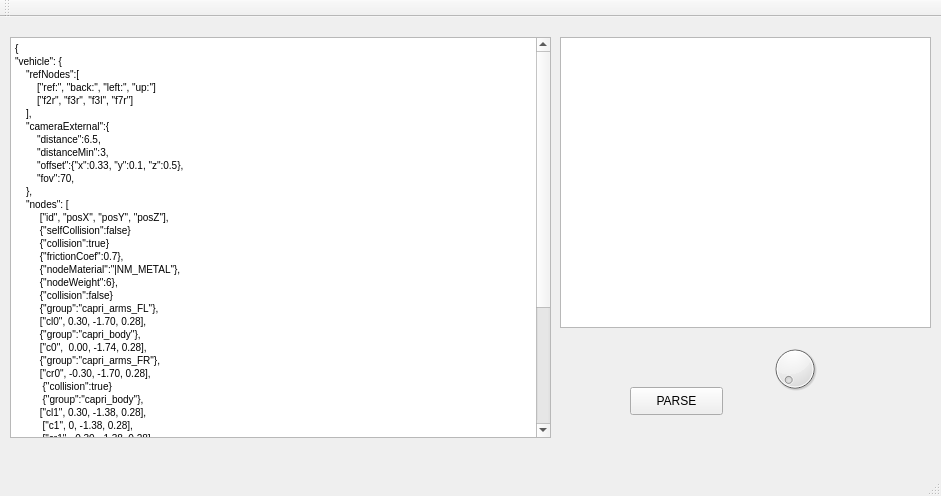
RORMasa/NodeBeamEditor, file source/NodeFeeder/mainwindow.ui: the form before one commit.
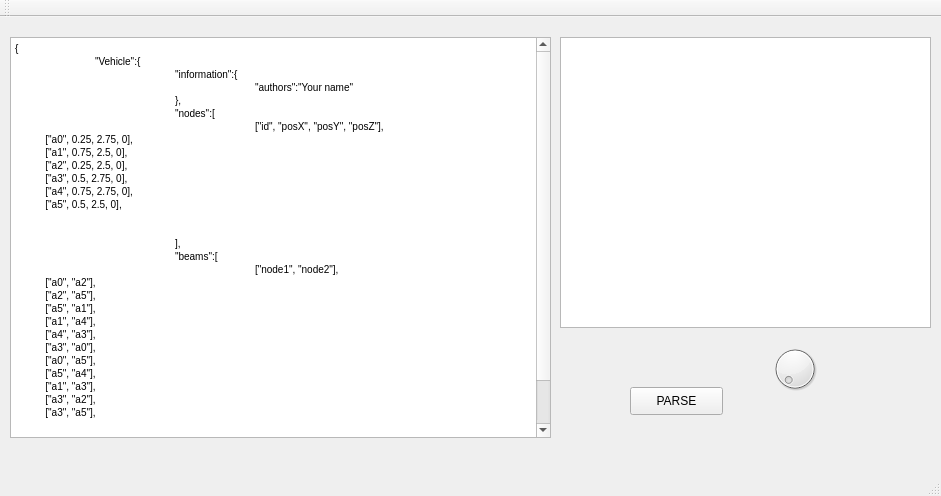
The form after the commit.

```diff
--- a/source/NodeFeeder/mainwindow.ui
+++ b/source/NodeFeeder/mainwindow.ui
@@ -49,48 +49,38 @@
 p, li { white-space: pre-wrap; }
 &lt;/style&gt;&lt;/head&gt;&lt;body style=&quot; font-family:'MS Shell Dlg 2'; font-size:7.8pt; font-weight:400; font-style:normal;&quot;&gt;
 &lt;p style=&quot; margin-top:0px; margin-bottom:0px; margin-left:0px; margin-right:0px; -qt-block-indent:0; text-indent:0px;&quot;&gt;{&lt;/p&gt;
-&lt;p style=&quot; margin-top:0px; margin-bottom:0px; margin-left:0px; margin-right:0px; -qt-block-indent:0; text-indent:0px;&quot;&gt;&amp;quot;vehicle&amp;quot;: {&lt;/p&gt;
-&lt;p style=&quot; margin-top:0px; margin-bottom:0px; margin-left:0px; margin-right:0px; -qt-block-indent:0; text-indent:0px;&quot;&gt;    &amp;quot;refNodes&amp;quot;:[&lt;/p&gt;
-&lt;p style=&quot; margin-top:0px; margin-bottom:0px; margin-left:0px; margin-right:0px; -qt-block-indent:0; text-indent:0px;&quot;&gt;        [&amp;quot;ref:&amp;quot;, &amp;quot;back:&amp;quot;, &amp;quot;left:&amp;quot;, &amp;quot;up:&amp;quot;]&lt;/p&gt;
-&lt;p style=&quot; margin-top:0px; margin-bottom:0px; margin-left:0px; margin-right:0px; -qt-block-indent:0; text-indent:0px;&quot;&gt;        [&amp;quot;f2r&amp;quot;, &amp;quot;f3r&amp;quot;, &amp;quot;f3l&amp;quot;, &amp;quot;f7r&amp;quot;]&lt;/p&gt;
-&lt;p style=&quot; margin-top:0px; margin-bottom:0px; margin-left:0px; margin-right:0px; -qt-block-indent:0; text-indent:0px;&quot;&gt;    ],&lt;/p&gt;
-&lt;p style=&quot; margin-top:0px; margin-bottom:0px; margin-left:0px; margin-right:0px; -qt-block-indent:0; text-indent:0px;&quot;&gt;    &amp;quot;cameraExternal&amp;quot;:{&lt;/p&gt;
-&lt;p style=&quot; margin-top:0px; margin-bottom:0px; margin-left:0px; margin-right:0px; -qt-block-indent:0; text-indent:0px;&quot;&gt;        &amp;quot;distance&amp;quot;:6.5,&lt;/p&gt;
-&lt;p style=&quot; margin-top:0px; margin-bottom:0px; margin-left:0px; margin-right:0px; -qt-block-indent:0; text-indent:0px;&quot;&gt;        &amp;quot;distanceMin&amp;quot;:3,&lt;/p&gt;
-&lt;p style=&quot; margin-top:0px; margin-bottom:0px; margin-left:0px; margin-right:0px; -qt-block-indent:0; text-indent:0px;&quot;&gt;        &amp;quot;offset&amp;quot;:{&amp;quot;x&amp;quot;:0.33, &amp;quot;y&amp;quot;:0.1, &amp;quot;z&amp;quot;:0.5},&lt;/p&gt;
-&lt;p style=&quot; margin-top:0px; margin-bottom:0px; margin-left:0px; margin-right:0px; -qt-block-indent:0; text-indent:0px;&quot;&gt;        &amp;quot;fov&amp;quot;:70,&lt;/p&gt;
-&lt;p style=&quot; margin-top:0px; margin-bottom:0px; margin-left:0px; margin-right:0px; -qt-block-indent:0; text-indent:0px;&quot;&gt;    },&lt;/p&gt;
-&lt;p style=&quot; margin-top:0px; margin-bottom:0px; margin-left:0px; margin-right:0px; -qt-block-indent:0; text-indent:0px;&quot;&gt;    &amp;quot;nodes&amp;quot;: [&lt;/p&gt;
-&lt;p style=&quot; margin-top:0px; margin-bottom:0px; margin-left:0px; margin-right:0px; -qt-block-indent:0; text-indent:0px;&quot;&gt;         [&amp;quot;id&amp;quot;, &amp;quot;posX&amp;quot;, &amp;quot;posY&amp;quot;, &amp;quot;posZ&amp;quot;],&lt;/p&gt;
-&lt;p style=&quot; margin-top:0px; margin-bottom:0px; margin-left:0px; margin-right:0px; -qt-block-indent:0; text-indent:0px;&quot;&gt;         {&amp;quot;selfCollision&amp;quot;:false}&lt;/p&gt;
-&lt;p style=&quot; margin-top:0px; margin-bottom:0px; margin-left:0px; margin-right:0px; -qt-block-indent:0; text-indent:0px;&quot;&gt;         {&amp;quot;collision&amp;quot;:true}&lt;/p&gt;
-&lt;p style=&quot; margin-top:0px; margin-bottom:0px; margin-left:0px; margin-right:0px; -qt-block-indent:0; text-indent:0px;&quot;&gt;         {&amp;quot;frictionCoef&amp;quot;:0.7},&lt;/p&gt;
-&lt;p style=&quot; margin-top:0px; margin-bottom:0px; margin-left:0px; margin-right:0px; -qt-block-indent:0; text-indent:0px;&quot;&gt;         {&amp;quot;nodeMaterial&amp;quot;:&amp;quot;|NM_METAL&amp;quot;},&lt;/p&gt;
-&lt;p style=&quot; margin-top:0px; margin-bottom:0px; margin-left:0px; margin-right:0px; -qt-block-indent:0; text-indent:0px;&quot;&gt;         {&amp;quot;nodeWeight&amp;quot;:6},&lt;/p&gt;
-&lt;p style=&quot; margin-top:0px; margin-bottom:0px; margin-left:0px; margin-right:0px; -qt-block-indent:0; text-indent:0px;&quot;&gt;         {&amp;quot;collision&amp;quot;:false}&lt;/p&gt;
-&lt;p style=&quot; margin-top:0px; margin-bottom:0px; margin-left:0px; margin-right:0px; -qt-block-indent:0; text-indent:0px;&quot;&gt;         {&amp;quot;group&amp;quot;:&amp;quot;capri_arms_FL&amp;quot;},&lt;/p&gt;
-&lt;p style=&quot; margin-top:0px; margin-bottom:0px; margin-left:0px; margin-right:0px; -qt-block-indent:0; text-indent:0px;&quot;&gt;         [&amp;quot;cl0&amp;quot;, 0.30, -1.70, 0.28],&lt;/p&gt;
-&lt;p style=&quot; margin-top:0px; margin-bottom:0px; margin-left:0px; margin-right:0px; -qt-block-indent:0; text-indent:0px;&quot;&gt;         {&amp;quot;group&amp;quot;:&amp;quot;capri_body&amp;quot;},&lt;/p&gt;
-&lt;p style=&quot; margin-top:0px; margin-bottom:0px; margin-left:0px; margin-right:0px; -qt-block-indent:0; text-indent:0px;&quot;&gt;         [&amp;quot;c0&amp;quot;,  0.00, -1.74, 0.28],&lt;/p&gt;
-&lt;p style=&quot; margin-top:0px; margin-bottom:0px; margin-left:0px; margin-right:0px; -qt-block-indent:0; text-indent:0px;&quot;&gt;         {&amp;quot;group&amp;quot;:&amp;quot;capri_arms_FR&amp;quot;},&lt;/p&gt;
-&lt;p style=&quot; margin-top:0px; margin-bottom:0px; margin-left:0px; margin-right:0px; -qt-block-indent:0; text-indent:0px;&quot;&gt;         [&amp;quot;cr0&amp;quot;, -0.30, -1.70, 0.28],&lt;/p&gt;
-&lt;p style=&quot; margin-top:0px; margin-bottom:0px; margin-left:0px; margin-right:0px; -qt-block-indent:0; text-indent:0px;&quot;&gt;          {&amp;quot;collision&amp;quot;:true}&lt;/p&gt;
-&lt;p style=&quot; margin-top:0px; margin-bottom:0px; margin-left:0px; margin-right:0px; -qt-block-indent:0; text-indent:0px;&quot;&gt;          {&amp;quot;group&amp;quot;:&amp;quot;capri_body&amp;quot;},&lt;/p&gt;
-&lt;p style=&quot; margin-top:0px; margin-bottom:0px; margin-left:0px; margin-right:0px; -qt-block-indent:0; text-indent:0px;&quot;&gt;         [&amp;quot;cl1&amp;quot;, 0.30, -1.38, 0.28],&lt;/p&gt;
-&lt;p style=&quot; margin-top:0px; margin-bottom:0px; margin-left:0px; margin-right:0px; -qt-block-indent:0; text-indent:0px;&quot;&gt;          [&amp;quot;c1&amp;quot;, 0, -1.38, 0.28],&lt;/p&gt;
-&lt;p style=&quot; margin-top:0px; margin-bottom:0px; margin-left:0px; margin-right:0px; -qt-block-indent:0; text-indent:0px;&quot;&gt;          [&amp;quot;cr1&amp;quot;, -0.30, -1.38, 0.28],&lt;/p&gt;
-&lt;p style=&quot; margin-top:0px; margin-bottom:0px; margin-left:0px; margin-right:0px; -qt-block-indent:0; text-indent:0px;&quot;&gt;]&lt;/p&gt;
-&lt;p style=&quot; margin-top:0px; margin-bottom:0px; margin-left:0px; margin-right:0px; -qt-block-indent:0; text-indent:0px;&quot;&gt;}&lt;/p&gt;
-&lt;p style=&quot; margin-top:0px; margin-bottom:0px; margin-left:0px; margin-right:0px; -qt-block-indent:0; text-indent:0px;&quot;&gt;&amp;quot;capri_steer&amp;quot;: {&lt;/p&gt;
-&lt;p style=&quot; margin-top:0px; margin-bottom:0px; margin-left:0px; margin-right:0px; -qt-block-indent:0; text-indent:0px;&quot;&gt;    &amp;quot;information&amp;quot;:{&lt;/p&gt;
-&lt;p style=&quot; margin-top:0px; margin-bottom:0px; margin-left:0px; margin-right:0px; -qt-block-indent:0; text-indent:0px;&quot;&gt;        &amp;quot;authors&amp;quot;:&amp;quot;Jalkku&amp;quot;,&lt;/p&gt;
-&lt;p style=&quot; margin-top:0px; margin-bottom:0px; margin-left:0px; margin-right:0px; -qt-block-indent:0; text-indent:0px;&quot;&gt;        &amp;quot;name&amp;quot;:&amp;quot;Zakspeed Capri Steering Wheel&amp;quot;,&lt;/p&gt;
-&lt;p style=&quot; margin-top:0px; margin-bottom:0px; margin-left:0px; margin-right:0px; -qt-block-indent:0; text-indent:0px;&quot;&gt;    }&lt;/p&gt;
-&lt;p style=&quot; margin-top:0px; margin-bottom:0px; margin-left:0px; margin-right:0px; -qt-block-indent:0; text-indent:0px;&quot;&gt;    &amp;quot;slotType&amp;quot; : &amp;quot;capri_steer&amp;quot;,	 &lt;/p&gt;
-&lt;p style=&quot; margin-top:0px; margin-bottom:0px; margin-left:0px; margin-right:0px; -qt-block-indent:0; text-indent:0px;&quot;&gt;	&lt;/p&gt;
-&lt;p style=&quot; margin-top:0px; margin-bottom:0px; margin-left:0px; margin-right:0px; -qt-block-indent:0; text-indent:0px;&quot;&gt;}&lt;/p&gt;
+&lt;p style=&quot; margin-top:0px; margin-bottom:0px; margin-left:0px; margin-right:0px; -qt-block-indent:0; text-indent:0px;&quot;&gt;	&amp;quot;Vehicle&amp;quot;:{&lt;/p&gt;
+&lt;p style=&quot; margin-top:0px; margin-bottom:0px; margin-left:0px; margin-right:0px; -qt-block-indent:0; text-indent:0px;&quot;&gt;		&amp;quot;information&amp;quot;:{&lt;/p&gt;
+&lt;p style=&quot; margin-top:0px; margin-bottom:0px; margin-left:0px; margin-right:0px; -qt-block-indent:0; text-indent:0px;&quot;&gt;			&amp;quot;authors&amp;quot;:&amp;quot;Your name&amp;quot;      &lt;/p&gt;
+&lt;p style=&quot; margin-top:0px; margin-bottom:0px; margin-left:0px; margin-right:0px; -qt-block-indent:0; text-indent:0px;&quot;&gt;		},&lt;/p&gt;
+&lt;p style=&quot; margin-top:0px; margin-bottom:0px; margin-left:0px; margin-right:0px; -qt-block-indent:0; text-indent:0px;&quot;&gt;		&amp;quot;nodes&amp;quot;:[&lt;/p&gt;
+&lt;p style=&quot; margin-top:0px; margin-bottom:0px; margin-left:0px; margin-right:0px; -qt-block-indent:0; text-indent:0px;&quot;&gt;			[&amp;quot;id&amp;quot;, &amp;quot;posX&amp;quot;, &amp;quot;posY&amp;quot;, &amp;quot;posZ&amp;quot;],&lt;/p&gt;
+&lt;p style=&quot; margin-top:0px; margin-bottom:0px; margin-left:0px; margin-right:0px; -qt-block-indent:0; text-indent:0px;&quot;&gt;           [&amp;quot;a0&amp;quot;, 0.25, 2.75, 0],&lt;/p&gt;
+&lt;p style=&quot; margin-top:0px; margin-bottom:0px; margin-left:0px; margin-right:0px; -qt-block-indent:0; text-indent:0px;&quot;&gt;           [&amp;quot;a1&amp;quot;, 0.75, 2.5, 0],&lt;/p&gt;
+&lt;p style=&quot; margin-top:0px; margin-bottom:0px; margin-left:0px; margin-right:0px; -qt-block-indent:0; text-indent:0px;&quot;&gt;           [&amp;quot;a2&amp;quot;, 0.25, 2.5, 0],&lt;/p&gt;
+&lt;p style=&quot; margin-top:0px; margin-bottom:0px; margin-left:0px; margin-right:0px; -qt-block-indent:0; text-indent:0px;&quot;&gt;           [&amp;quot;a3&amp;quot;, 0.5, 2.75, 0],&lt;/p&gt;
+&lt;p style=&quot; margin-top:0px; margin-bottom:0px; margin-left:0px; margin-right:0px; -qt-block-indent:0; text-indent:0px;&quot;&gt;           [&amp;quot;a4&amp;quot;, 0.75, 2.75, 0],&lt;/p&gt;
+&lt;p style=&quot; margin-top:0px; margin-bottom:0px; margin-left:0px; margin-right:0px; -qt-block-indent:0; text-indent:0px;&quot;&gt;           [&amp;quot;a5&amp;quot;, 0.5, 2.5, 0],&lt;/p&gt;
 &lt;p style=&quot;-qt-paragraph-type:empty; margin-top:0px; margin-bottom:0px; margin-left:0px; margin-right:0px; -qt-block-indent:0; text-indent:0px;&quot;&gt;&lt;br /&gt;&lt;/p&gt;
 &lt;p style=&quot;-qt-paragraph-type:empty; margin-top:0px; margin-bottom:0px; margin-left:0px; margin-right:0px; -qt-block-indent:0; text-indent:0px;&quot;&gt;&lt;br /&gt;&lt;/p&gt;
+&lt;p style=&quot; margin-top:0px; margin-bottom:0px; margin-left:0px; margin-right:0px; -qt-block-indent:0; text-indent:0px;&quot;&gt;		],&lt;/p&gt;
+&lt;p style=&quot; margin-top:0px; margin-bottom:0px; margin-left:0px; margin-right:0px; -qt-block-indent:0; text-indent:0px;&quot;&gt;		&amp;quot;beams&amp;quot;:[&lt;/p&gt;
+&lt;p style=&quot; margin-top:0px; margin-bottom:0px; margin-left:0px; margin-right:0px; -qt-block-indent:0; text-indent:0px;&quot;&gt;			[&amp;quot;node1&amp;quot;, &amp;quot;node2&amp;quot;],&lt;/p&gt;
+&lt;p style=&quot; margin-top:0px; margin-bottom:0px; margin-left:0px; margin-right:0px; -qt-block-indent:0; text-indent:0px;&quot;&gt;           [&amp;quot;a0&amp;quot;, &amp;quot;a2&amp;quot;],&lt;/p&gt;
+&lt;p style=&quot; margin-top:0px; margin-bottom:0px; margin-left:0px; margin-right:0px; -qt-block-indent:0; text-indent:0px;&quot;&gt;           [&amp;quot;a2&amp;quot;, &amp;quot;a5&amp;quot;],&lt;/p&gt;
+&lt;p style=&quot; margin-top:0px; margin-bottom:0px; margin-left:0px; margin-right:0px; -qt-block-indent:0; text-indent:0px;&quot;&gt;           [&amp;quot;a5&amp;quot;, &amp;quot;a1&amp;quot;],&lt;/p&gt;
+&lt;p style=&quot; margin-top:0px; margin-bottom:0px; margin-left:0px; margin-right:0px; -qt-block-indent:0; text-indent:0px;&quot;&gt;           [&amp;quot;a1&amp;quot;, &amp;quot;a4&amp;quot;],&lt;/p&gt;
+&lt;p style=&quot; margin-top:0px; margin-bottom:0px; margin-left:0px; margin-right:0px; -qt-block-indent:0; text-indent:0px;&quot;&gt;           [&amp;quot;a4&amp;quot;, &amp;quot;a3&amp;quot;],&lt;/p&gt;
+&lt;p style=&quot; margin-top:0px; margin-bottom:0px; margin-left:0px; margin-right:0px; -qt-block-indent:0; text-indent:0px;&quot;&gt;           [&amp;quot;a3&amp;quot;, &amp;quot;a0&amp;quot;],&lt;/p&gt;
+&lt;p style=&quot; margin-top:0px; margin-bottom:0px; margin-left:0px; margin-right:0px; -qt-block-indent:0; text-indent:0px;&quot;&gt;           [&amp;quot;a0&amp;quot;, &amp;quot;a5&amp;quot;],&lt;/p&gt;
+&lt;p style=&quot; margin-top:0px; margin-bottom:0px; margin-left:0px; margin-right:0px; -qt-block-indent:0; text-indent:0px;&quot;&gt;           [&amp;quot;a5&amp;quot;, &amp;quot;a4&amp;quot;],&lt;/p&gt;
+&lt;p style=&quot; margin-top:0px; margin-bottom:0px; margin-left:0px; margin-right:0px; -qt-block-indent:0; text-indent:0px;&quot;&gt;           [&amp;quot;a1&amp;quot;, &amp;quot;a3&amp;quot;],&lt;/p&gt;
+&lt;p style=&quot; margin-top:0px; margin-bottom:0px; margin-left:0px; margin-right:0px; -qt-block-indent:0; text-indent:0px;&quot;&gt;           [&amp;quot;a3&amp;quot;, &amp;quot;a2&amp;quot;],&lt;/p&gt;
+&lt;p style=&quot; margin-top:0px; margin-bottom:0px; margin-left:0px; margin-right:0px; -qt-block-indent:0; text-indent:0px;&quot;&gt;           [&amp;quot;a3&amp;quot;, &amp;quot;a5&amp;quot;],&lt;/p&gt;
+&lt;p style=&quot;-qt-paragraph-type:empty; margin-top:0px; margin-bottom:0px; margin-left:0px; margin-right:0px; -qt-block-indent:0; text-indent:0px;&quot;&gt;&lt;br /&gt;&lt;/p&gt;
+&lt;p style=&quot;-qt-paragraph-type:empty; margin-top:0px; margin-bottom:0px; margin-left:0px; margin-right:0px; -qt-block-indent:0; text-indent:0px;&quot;&gt;&lt;br /&gt;&lt;/p&gt;
+&lt;p style=&quot; margin-top:0px; margin-bottom:0px; margin-left:0px; margin-right:0px; -qt-block-indent:0; text-indent:0px;&quot;&gt;		],&lt;/p&gt;
+&lt;p style=&quot; margin-top:0px; margin-bottom:0px; margin-left:0px; margin-right:0px; -qt-block-indent:0; text-indent:0px;&quot;&gt;	}&lt;/p&gt;
 &lt;p style=&quot; margin-top:0px; margin-bottom:0px; margin-left:0px; margin-right:0px; -qt-block-indent:0; text-indent:0px;&quot;&gt;}&lt;/p&gt;&lt;/body&gt;&lt;/html&gt;</string>
     </property>
    </widget>
```
